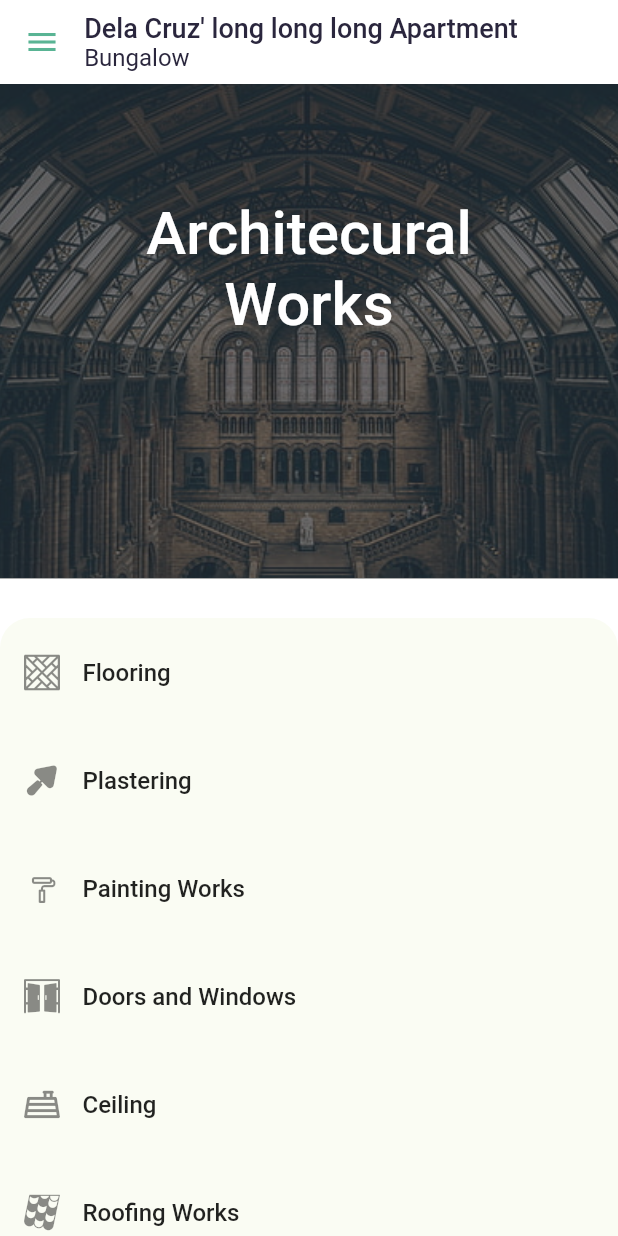
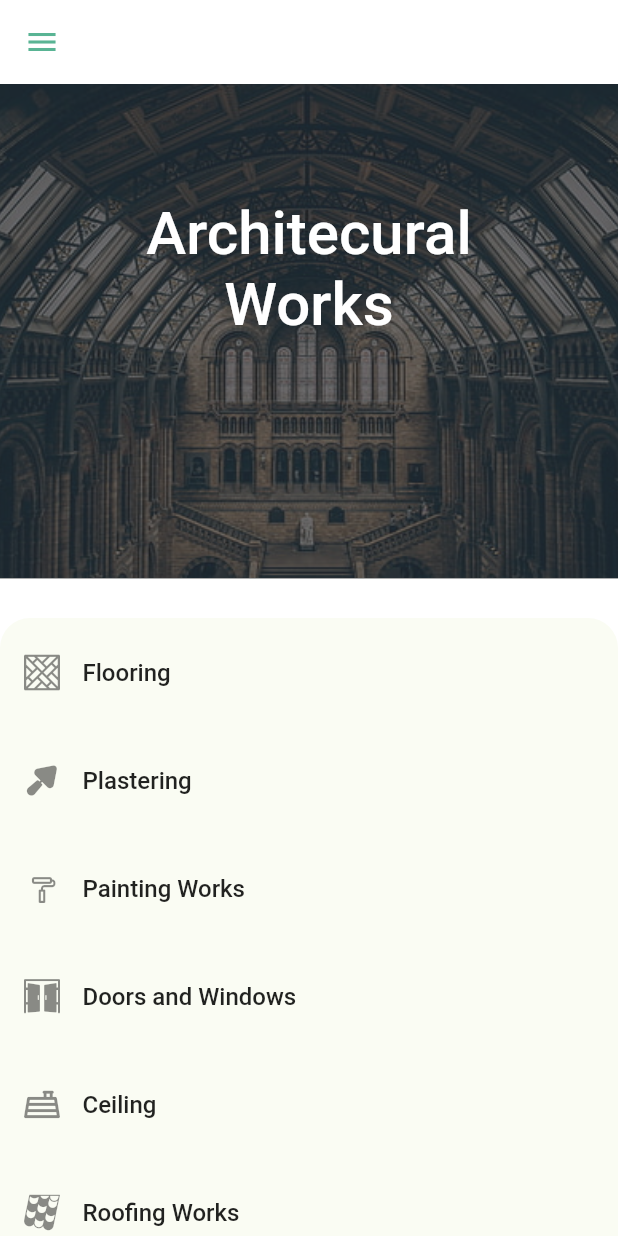
Before and after one commit to CS-JustinDelaRapa/Construction-Worker-Headcount, a Flutter app: the Architectural screen opened directly with empty values, on a phone screen of 412 x 824 dp. Run offline on Flutter 3.47's test engine with Material 2 defaults, Android fonts, the phone set to English and light mode, and no system bars; our stand-ins replace flutter_custom_clippers, flutter_switch, open_file, shared_preferences, sqflite; missing offline and left inert: dart:ffi, syncfusion_flutter_pdf; accounts and stored records are empty.

Commit message:
fixed minimal bugs

```diff
--- a/lib/screens/mainProject/architectural/architectural.dart
+++ b/lib/screens/mainProject/architectural/architectural.dart
@@ -51,13 +51,13 @@ class _ArchitecturalState extends State<Architectural> {
           crossAxisAlignment: CrossAxisAlignment.start,
           children: [
             Text(
-              '''Dela Cruz' long long long Apartment''',
+              widget.project.project_name,
               style: TextStyle(
                   color: Theme.of(context).primaryTextTheme.caption!.color,
                   fontSize: 18),
             ),
             Text(
-              '''Bungalow''',
+              widget.project.type,
               style: TextStyle(
                   color: Theme.of(context).primaryTextTheme.caption!.color,
                   fontSize: 16,
@@ -221,9 +221,10 @@ class _ArchitecturalState extends State<Architectural> {
                   context,
                   MaterialPageRoute(
                       builder: (context) => OneWorkerForm(
-                          workType: columnList[x],
-                          architecturalType: architecturalType,
-                          projectFk: widget.project.id!,)));
+                            workType: columnList[x],
+                            architecturalType: architecturalType,
+                            projectFk: widget.project.id!,
+                          )));
             } else {
               Navigator.push(
                   context,
--- a/lib/screens/mainProject/electricalAndPlumbing/electricalAndPlumbing.dart
+++ b/lib/screens/mainProject/electricalAndPlumbing/electricalAndPlumbing.dart
@@ -49,13 +49,13 @@ class _ElectricalState extends State<ElectricalAndPlumbing> {
           crossAxisAlignment: CrossAxisAlignment.start,
           children: [
             Text(
-              '''Dela Cruz' long long long Apartment''',
+              widget.project.project_name,
               style: TextStyle(
                   color: Theme.of(context).primaryTextTheme.caption!.color,
                   fontSize: 18),
             ),
             Text(
-              '''Bungalow''',
+              widget.project.type,
               style: TextStyle(
                   color: Theme.of(context).primaryTextTheme.caption!.color,
                   fontSize: 16,
--- a/lib/screens/mainProject/structural/forms/oneWorkerForm.dart
+++ b/lib/screens/mainProject/structural/forms/oneWorkerForm.dart
@@ -861,7 +861,7 @@ class _OneWorkerFormState extends State<OneWorkerForm> {
           }
         }
       },
-      child: const Text('Save'));
+      child: const Text('Compute'));
 }
 
 
```
Also changed, not shown: lib/screens/selectProject/about.dart (+6 -3 lines), lib/screens/selectProject/create.dart (+7 -3 lines).
